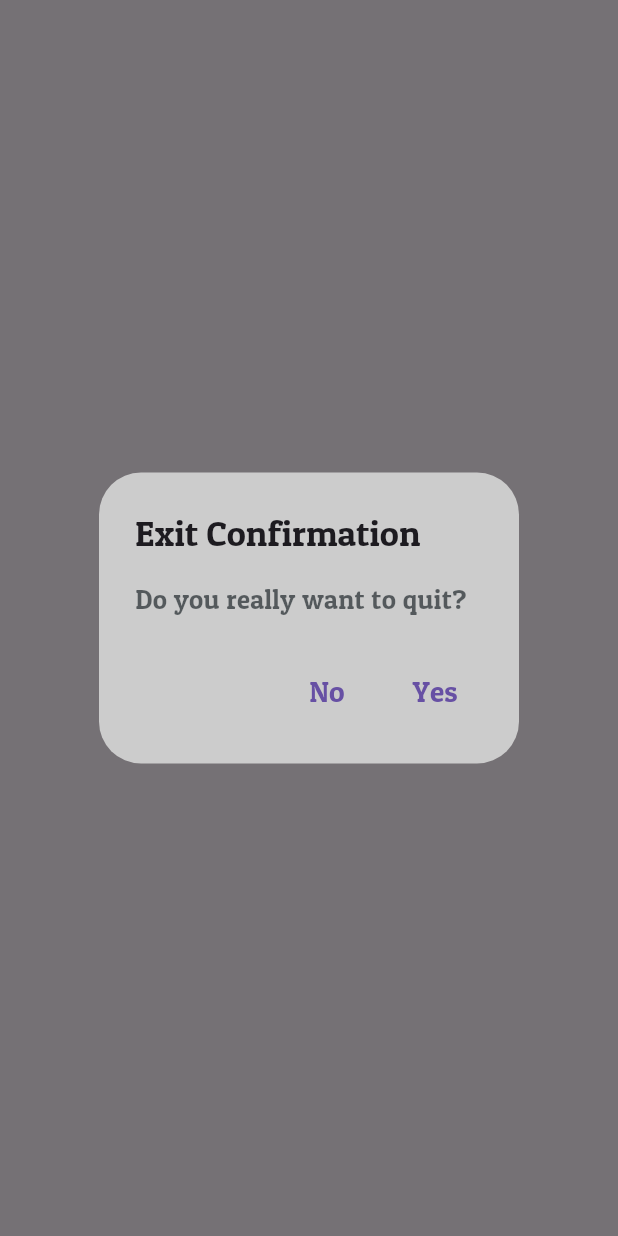
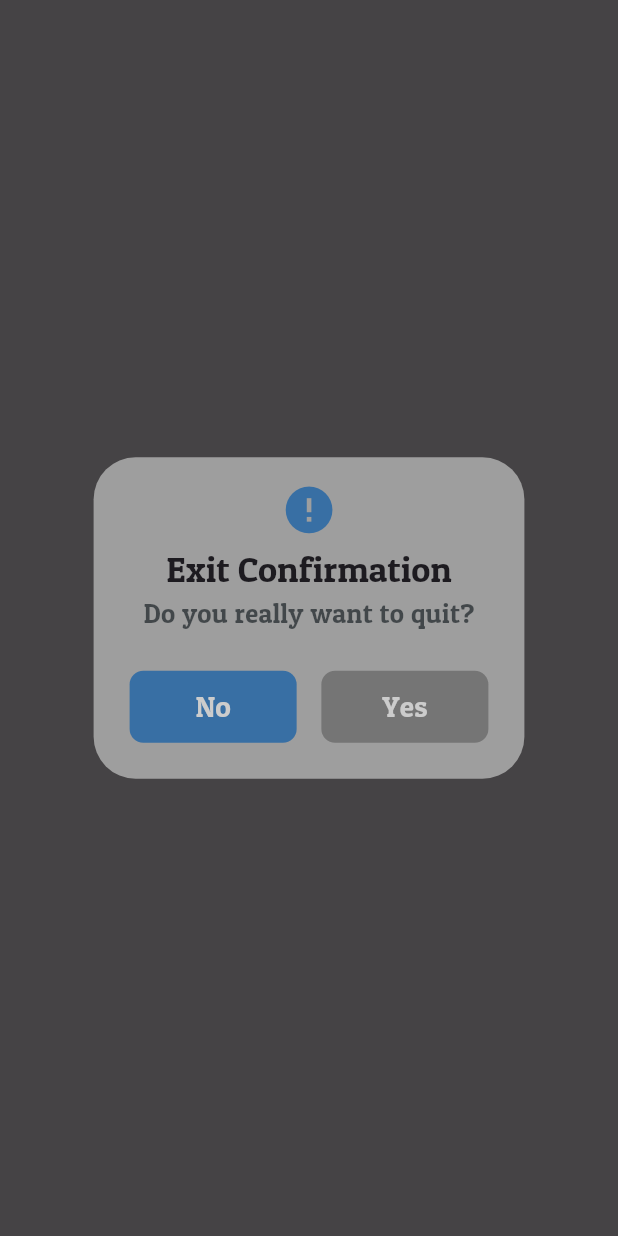
Before and after one commit to Abdusalom0516/AniWRLD, a Flutter app: what showExitConfirmation() shows on an empty page, opened directly, on a phone screen of 412 x 824 dp. Run offline on Flutter 3.47's test engine with Material 3 defaults, Android fonts, the phone set to English and light mode, and no system bars; our stand-ins replace cached_network_image, go_router, logger; missing offline and left inert: back_button_interceptor; network calls fail; project files that could hold a hidden picture were left out.

Commit message:
Changed the design of the Quit Pop Up.

```diff
--- a/lib/customs/alert_dialog.dart
+++ b/lib/customs/alert_dialog.dart
@@ -1,44 +1,92 @@
 import 'package:anime_world/config/colors.dart';
 import 'package:anime_world/customs/custom_methods.dart';
+import 'package:anime_world/customs/custom_widgets.dart';
 import 'package:flutter/material.dart';
 import 'package:flutter/services.dart';
 
-class MyAlertDialog{
+class MyAlertDialog {
   static void showExitConfirmation(BuildContext context) {
     showDialog(
       barrierDismissible: false,
       context: context,
+      barrierColor: Colors.black.withOpacity(0.73),
       builder: (context) {
         return AlertDialog(
-        backgroundColor: ColorsClass.milk,
-        title: const Text(
+          titlePadding: EdgeInsets.only(
+            top: CustomMethods.width(context, 25),
+            bottom: CustomMethods.width(context, 275.5),
+          ),
+          contentPadding: EdgeInsets.only(
+            bottom: CustomMethods.width(context, 16.5),
+          ),
+          backgroundColor: Colors.grey,
+          title: Column(
+            children: [
+              Icon(
+                Icons.error,
+                color: ColorsClass.lightBlue,
+                size: CustomMethods.width(context, 11),
+              ),
+              CustomWidgets.height(context, 105),
+              const Text(
                 'Exit Confirmation',
                 style: TextStyle(fontFamily: "PatuaOne"),
               ),
-        content: Text('Do you really want to quit?',
+            ],
+          ),
+          content: Row(
+            mainAxisAlignment: MainAxisAlignment.center,
+            children: [
+              Text('Do you really want to quit?',
                   style: TextStyle(
                       fontFamily: "PatuaOne",
                       color: ColorsClass.dark.withOpacity(0.6),
                       fontSize: CustomMethods.width(context, 23))),
+            ],
+          ),
           actions: <Widget>[
-          TextButton(
+            Row(
+              mainAxisAlignment: MainAxisAlignment.center,
+              children: [
+                Container(
+                  width: CustomMethods.width(context, 3.7),
+                  decoration: BoxDecoration(
+                      color: ColorsClass.lightBlue,
+                      borderRadius: BorderRadius.circular(
+                          CustomMethods.width(context, 45))),
+                  child: TextButton(
                     child: Text('No',
                         style: TextStyle(
                             fontFamily: "PatuaOne",
                             fontSize: CustomMethods.width(context, 21),
-                )),
+                            color: ColorsClass.milk)),
                     onPressed: () => Navigator.of(context).pop(),
                   ),
-          TextButton(
-            child: Text('Yes',
+                ),
+                CustomWidgets.width(context, 25),
+                Container(
+                  width: CustomMethods.width(context, 3.7),
+                  decoration: BoxDecoration(
+                      color: Colors.black26,
+                      borderRadius: BorderRadius.circular(
+                          CustomMethods.width(context, 45))),
+                  child: TextButton(
+                    child: Text(
+                      'Yes',
                       style: TextStyle(
                         fontFamily: "PatuaOne",
-                    fontSize: CustomMethods.width(context, 21))),
+                        fontSize: CustomMethods.width(context, 21),
+                        color: ColorsClass.milk,
+                      ),
+                    ),
                     onPressed: () {
                       Navigator.of(context).pop();
                       SystemNavigator.pop();
                     },
                   ),
+                ),
+              ],
+            )
           ],
         );
       },
```
Lines whose indentation alone changed are shown as unchanged.
